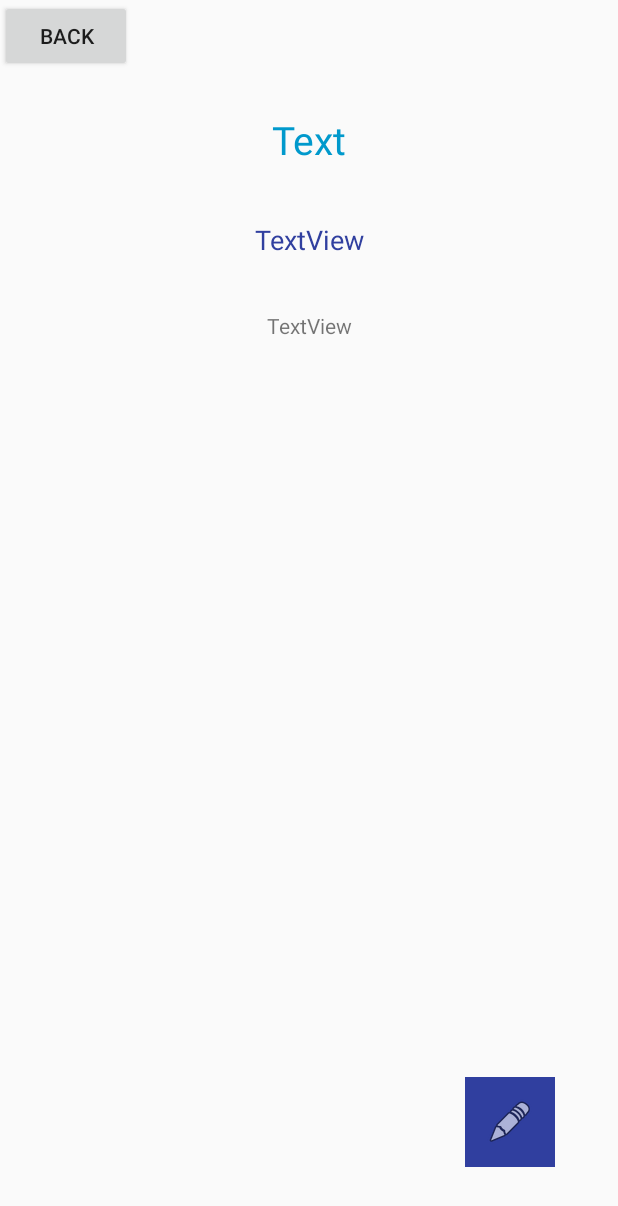
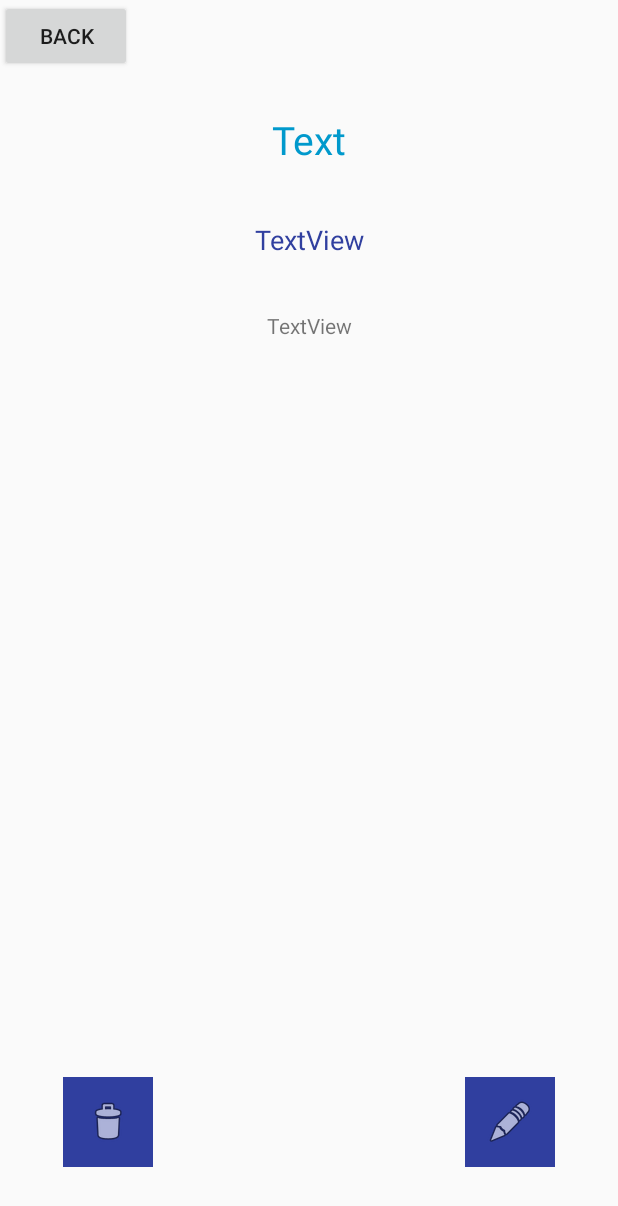
Before and after one commit to Fedannie/Java_Project, an Android app: the layout pop_up_word_watcher.xml on its own in the app's theme, with its tools: preview values and no code run, on a phone screen of 412 x 824 dp. Shown: the top 1206 px of the screen. Run offline under Robolectric (Android 15) with nearby library versions, the phone set to English and light mode, and no system bars.

Commit message:
Added ability to delete words
Added ability to delete words

```diff
--- a/app/src/main/java/project/fedorova/polyglotte/DictActivity.java
+++ b/app/src/main/java/project/fedorova/polyglotte/DictActivity.java
@@ -167,7 +167,7 @@ public class DictActivity extends Activity implements View.OnClickListener {
         wordList.setOnItemClickListener((parent, view, position, id) -> {
             Intent intentWordWatcher = new Intent(this, PopUpWordWatcher.class);
             intentWordWatcher.putExtra(PreferenceVars.WORD_INDEX, position);
-            startActivity(intentWordWatcher);
+            startActivityForResult(intentWordWatcher, REQUEST_TO_REFRESH);
         });
     }
 }
--- a/app/src/main/res/layout/pop_up_word_watcher.xml
+++ b/app/src/main/res/layout/pop_up_word_watcher.xml
@@ -70,5 +70,19 @@
         android:background="@color/colorPrimaryDark">
     </ImageButton>
 
+    <ImageButton
+        android:layout_width="60dp"
+        android:layout_height="60dp"
+        android:clickable="true"
+        android:src="@android:drawable/ic_menu_delete"
+        android:layout_marginLeft="42dp"
+        android:layout_marginStart="42dp"
+        android:id="@+id/deleteWordIB"
+        android:layout_marginBottom="46dp"
+        android:layout_alignParentBottom="true"
+        android:layout_alignParentLeft="true"
+        android:layout_alignParentStart="true"
+        android:background="@color/colorPrimaryDark">
+    </ImageButton>
 
 </RelativeLayout>
```
Also changed, not shown: app/src/main/java/project/fedorova/polyglotte/PopUpWordWatcher.java (+23 -0 lines).
